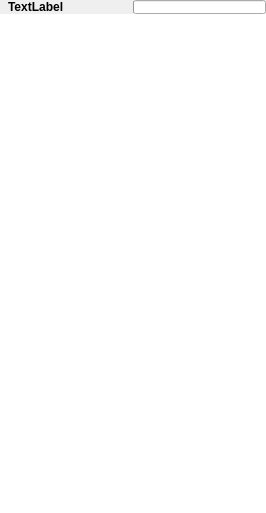
First picture: the form in src/Plugins/nodes/NodesFrame.ui, repository uavos/apx-gcs, before the edit.
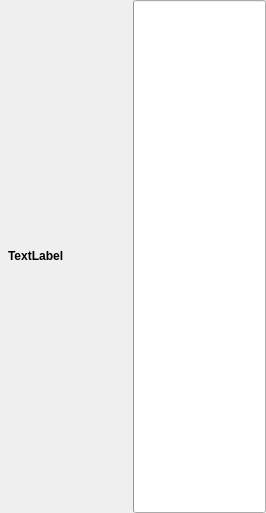
Second picture: the form after the edit. Icons and pictures are not drawn. Custom widgets are drawn as their Qt base class.

Commit message: Nodes MID editor

What changed in the file:
```diff
--- a/src/Plugins/nodes/NodesFrame.ui
+++ b/src/Plugins/nodes/NodesFrame.ui
@@ -98,41 +98,6 @@
      </item>
     </layout>
    </item>
-   <item>
-    <widget class="NodesTreeView" name="tree">
-     <property name="sizePolicy">
-      <sizepolicy hsizetype="Preferred" vsizetype="Expanding">
-       <horstretch>0</horstretch>
-       <verstretch>0</verstretch>
-      </sizepolicy>
-     </property>
-     <property name="frameShape">
-      <enum>QFrame::NoFrame</enum>
-     </property>
-     <attribute name="headerVisible">
-      <bool>false</bool>
-     </attribute>
-     <attribute name="headerDefaultSectionSize">
-      <number>50</number>
-     </attribute>
-     <attribute name="headerMinimumSectionSize">
-      <number>10</number>
-     </attribute>
-    </widget>
-   </item>
-   <item>
-    <widget class="QLineEdit" name="eFilter">
-     <property name="focusPolicy">
-      <enum>Qt::ClickFocus</enum>
-     </property>
-     <property name="frame">
-      <bool>false</bool>
-     </property>
-     <property name="clearButtonEnabled">
-      <bool>true</bool>
-     </property>
-    </widget>
-   </item>
   </layout>
   <action name="aRequest">
    <property name="icon">
@@ -261,11 +226,6 @@
    <extends>QLabel</extends>
    <header location="global">ClickableLabel.h</header>
   </customwidget>
-  <customwidget>
-   <class>NodesTreeView</class>
-   <extends>QTreeView</extends>
-   <header location="global">NodesView.h</header>
-  </customwidget>
  </customwidgets>
  <resources>
   <include location="../../resources/standard-icons.qrc"/>
```
Left out of the diff: 22 changed lines with no effect on the pictures. The commit also changes 36 other files.
